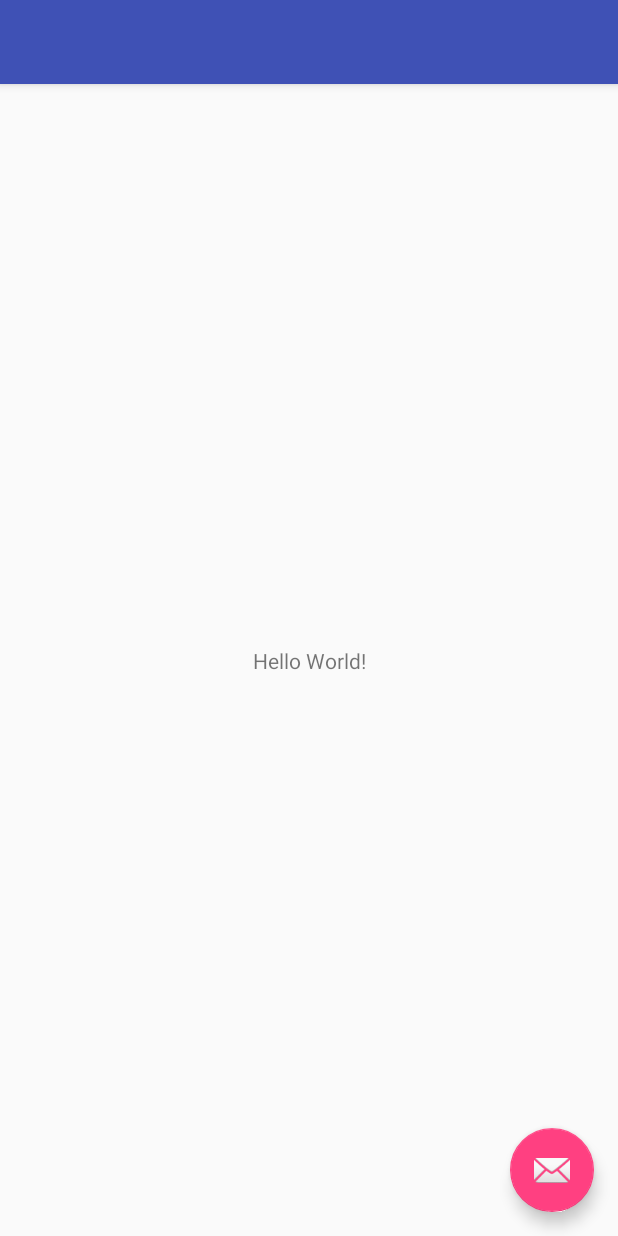
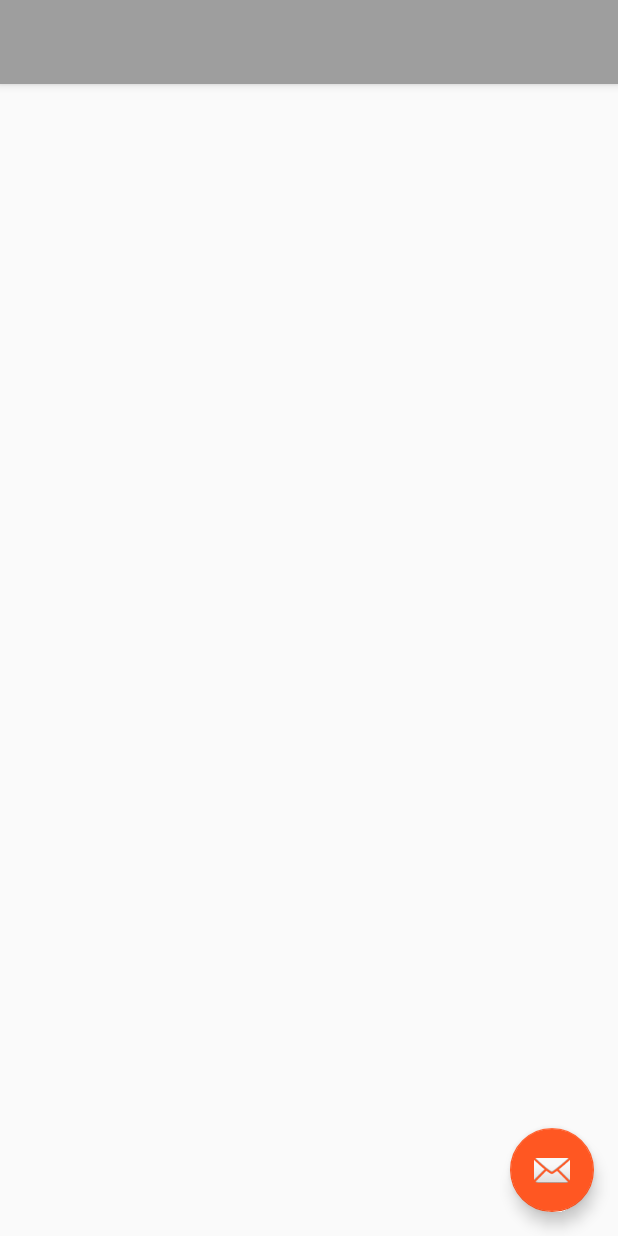
Before and after one commit to myatnoelynn/PADC-3-F-MNL-MM-News, an Android app: the layout activity_main.xml on its own in the app's theme, with its tools: preview values and no code run, on a phone screen of 412 x 824 dp. Run offline under Robolectric (Android 15) with nearby library versions, the phone set to English and light mode, and no system bars.

Commit message:
Project initilize -xml layout -package -application -theme&color

```diff
--- a/app/build.gradle
+++ b/app/build.gradle
@@ -3,7 +3,7 @@ apply plugin: 'com.android.application'
 android {
     compileSdkVersion 26
     defaultConfig {
-        applicationId "com.padcmyanmar.padc_3_f_mnl_mm_news"
+        applicationId "com.padcmyanmar.news"
         minSdkVersion 21
         targetSdkVersion 26
         versionCode 1
--- a/app/src/main/AndroidManifest.xml
+++ b/app/src/main/AndroidManifest.xml
@@ -1,8 +1,8 @@
 <?xml version="1.0" encoding="utf-8"?>
 <manifest xmlns:android="http://schemas.android.com/apk/res/android"
-    package="com.padcmyanmar.padc_3_f_mnl_mm_news">
+    package="com.padcmyanmar.news">
 
-    <application
+    <application android:name=".MMNewsApp"
         android:allowBackup="true"
         android:icon="@mipmap/ic_launcher"
         android:label="@string/app_name"
@@ -10,7 +10,7 @@
         android:supportsRtl="true"
         android:theme="@style/AppTheme">
         <activity
-            android:name=".MainActivity"
+            android:name="com.padcmyanmar.news.activities.MainActivity"
             android:label="@string/app_name"
             android:theme="@style/AppTheme.NoActionBar">
             <intent-filter>
--- a/app/src/main/java/com/padcmyanmar/padc_3_f_mnl_mm_news/MainActivity.java
+++ b/app/src/main/java/activities/MainActivity.java
@@ -1,4 +1,4 @@
-package com.padcmyanmar.padc_3_f_mnl_mm_news;
+package activities;
 
 import android.os.Bundle;
 import android.support.design.widget.FloatingActionButton;
@@ -8,6 +8,8 @@ import android.support.v7.widget.Toolbar;
 import android.view.View;
 import android.view.Menu;
 import android.view.MenuItem;
+
+import com.padcmyanmar.news.R;
 
 public class MainActivity extends AppCompatActivity {
 
--- a/app/src/main/res/layout/activity_main.xml
+++ b/app/src/main/res/layout/activity_main.xml
@@ -4,7 +4,7 @@
     xmlns:tools="http://schemas.android.com/tools"
     android:layout_width="match_parent"
     android:layout_height="match_parent"
-    tools:context="com.padcmyanmar.padc_3_f_mnl_mm_news.MainActivity">
+    tools:context="com.padcmyanmar.padc_3_f_mnl_mm_news.com.padcmyanmar.news.MainActivity">
 
     <android.support.design.widget.AppBarLayout
         android:layout_width="match_parent"
@@ -20,7 +20,13 @@
 
     </android.support.design.widget.AppBarLayout>
 
-    <include layout="@layout/content_main" />
+
+    <RelativeLayout
+        android:layout_width="match_parent"
+        android:layout_height="match_parent"
+        app:layout_behavior="@string/appbar_scrolling_view_behavior">
+
+    </RelativeLayout>
 
     <android.support.design.widget.FloatingActionButton
         android:id="@+id/fab"
--- a/app/src/main/res/layout/content_main.xml
+++ /dev/null
@@ -1,20 +0,0 @@
-<?xml version="1.0" encoding="utf-8"?>
-<android.support.constraint.ConstraintLayout xmlns:android="http://schemas.android.com/apk/res/android"
-    xmlns:app="http://schemas.android.com/apk/res-auto"
-    xmlns:tools="http://schemas.android.com/tools"
-    android:layout_width="match_parent"
-    android:layout_height="match_parent"
-    app:layout_behavior="@string/appbar_scrolling_view_behavior"
-    tools:context="com.padcmyanmar.padc_3_f_mnl_mm_news.MainActivity"
-    tools:showIn="@layout/activity_main">
-
-    <TextView
-        android:layout_width="wrap_content"
-        android:layout_height="wrap_content"
-        android:text="Hello World!"
-        app:layout_constraintBottom_toBottomOf="parent"
-        app:layout_constraintLeft_toLeftOf="parent"
-        app:layout_constraintRight_toRightOf="parent"
-        app:layout_constraintTop_toTopOf="parent" />
-
-</android.support.constraint.ConstraintLayout>
--- a/app/src/main/res/menu/menu_main.xml
+++ b/app/src/main/res/menu/menu_main.xml
@@ -1,7 +1,7 @@
 <menu xmlns:android="http://schemas.android.com/apk/res/android"
     xmlns:app="http://schemas.android.com/apk/res-auto"
     xmlns:tools="http://schemas.android.com/tools"
-    tools:context="com.padcmyanmar.padc_3_f_mnl_mm_news.MainActivity">
+    tools:context="com.padcmyanmar.padc_3_f_mnl_mm_news.com.padcmyanmar.news.MainActivity">
     <item
         android:id="@+id/action_settings"
         android:orderInCategory="100"
--- a/app/src/main/res/values/colors.xml
+++ b/app/src/main/res/values/colors.xml
@@ -1,6 +1,11 @@
 <?xml version="1.0" encoding="utf-8"?>
 <resources>
-    <color name="colorPrimary">#3F51B5</color>
-    <color name="colorPrimaryDark">#303F9F</color>
-    <color name="colorAccent">#FF4081</color>
+    <color name="primary">#9E9E9E</color>
+    <color name="primary_dark">#616161</color>
+    <color name="primary_light">#F5F5F5</color>
+    <color name="accent">#FF5722</color>
+    <color name="primary_text">#212121</color>
+    <color name="secondary_text">#757575</color>
+    <color name="icons">#212121</color>
+    <color name="divider">#BDBDBD</color>
 </resources>
--- a/app/src/main/res/values/styles.xml
+++ b/app/src/main/res/values/styles.xml
@@ -3,9 +3,9 @@
     <!-- Base application theme. -->
     <style name="AppTheme" parent="Theme.AppCompat.Light.DarkActionBar">
         <!-- Customize your theme here. -->
-        <item name="colorPrimary">@color/colorPrimary</item>
-        <item name="colorPrimaryDark">@color/colorPrimaryDark</item>
-        <item name="colorAccent">@color/colorAccent</item>
+        <item name="colorPrimary">@color/primary</item>
+        <item name="colorPrimaryDark">@color/primary_dark</item>
+        <item name="colorAccent">@color/accent</item>
     </style>
 
     <style name="AppTheme.NoActionBar">
```
Also changed, not shown: app/src/main/java/com/padcmyanmar/news/MMNewsApp.java (added, +10 -0 lines).
